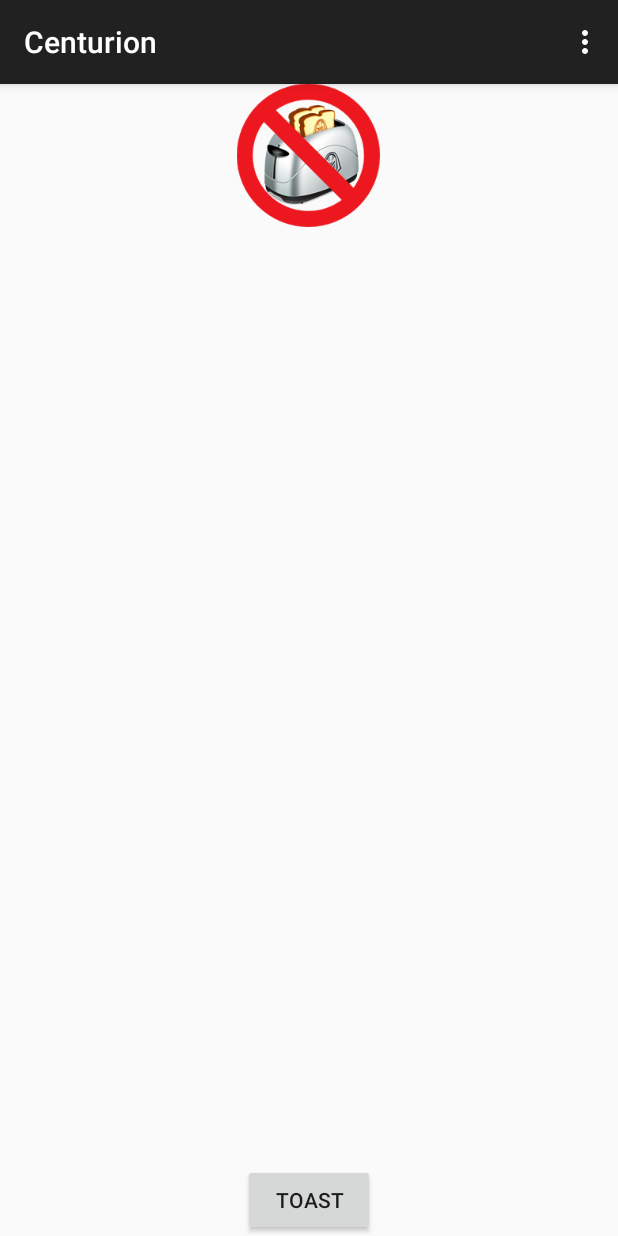
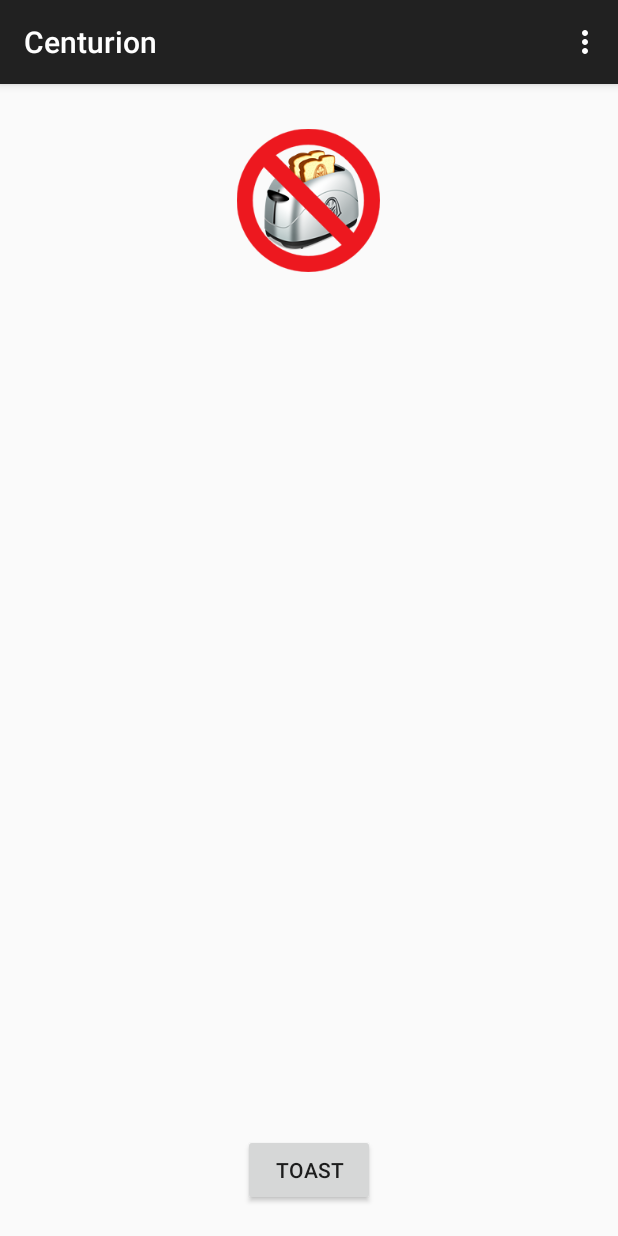
Before and after one commit to dragongears/android-toaster, an Android app: the screen it shows after launch (MainActivity), on a phone screen of 412 x 824 dp. Run offline under Robolectric (Android 15) with nearby library versions, the light colour scheme and no system bars.

Commit message:
Layout tweaks

```diff
--- a/app/src/main/res/layout/activity_main.xml
+++ b/app/src/main/res/layout/activity_main.xml
@@ -13,7 +13,8 @@
         android:id="@+id/toasterImageView"
         android:layout_centerHorizontal="true"
         android:src="@drawable/ic_no_connection"
-        android:layout_alignParentTop="true" />
+        android:layout_alignParentTop="true"
+        android:layout_marginTop="30dp" />
 
     <Button
         android:layout_width="wrap_content"
@@ -21,6 +22,7 @@
         android:text="Toast"
         android:id="@+id/toastButton"
         android:layout_alignParentBottom="true"
-        android:layout_centerHorizontal="true" />
+        android:layout_centerHorizontal="true"
+        android:layout_marginBottom="20dp" />
 
 </RelativeLayout>
```
